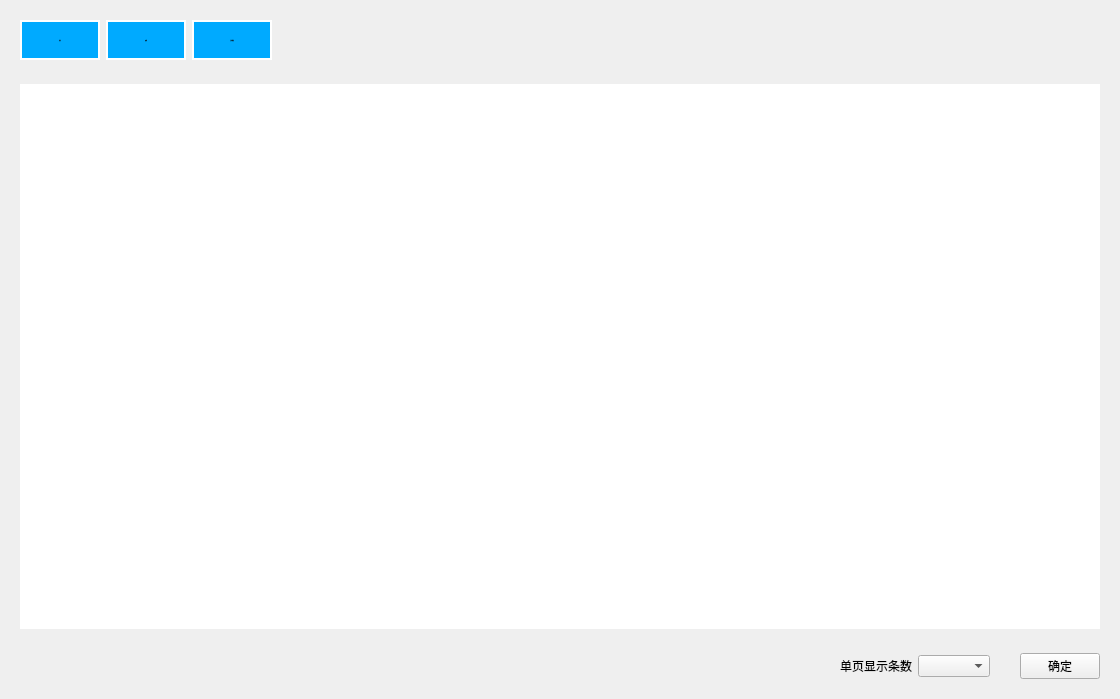
fucked777/znsd, file MDS_DevelopWork/src/UserPlugins/ProductManagementPlugin/ImagerPage.ui: the form before one commit.
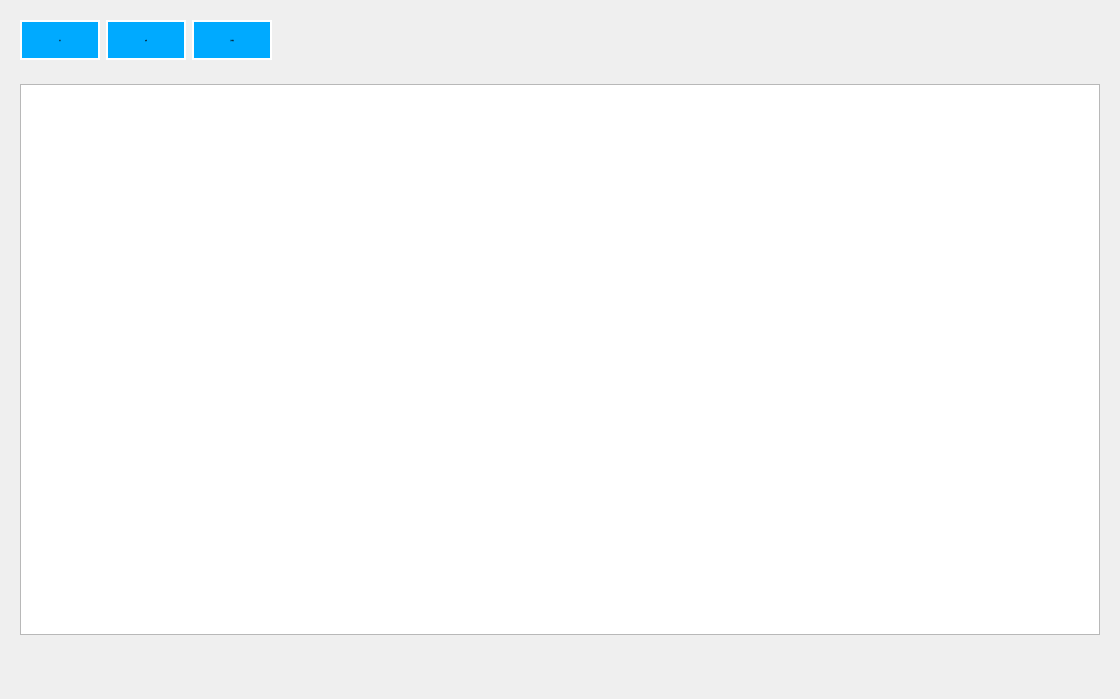
The form after the commit.

The edit to the form file:
```diff
--- a/MDS_DevelopWork/src/UserPlugins/ProductManagementPlugin/ImagerPage.ui
+++ b/MDS_DevelopWork/src/UserPlugins/ProductManagementPlugin/ImagerPage.ui
@@ -210,16 +210,7 @@
      </property>
      <layout class="QGridLayout" name="gridLayout">
       <item row="0" column="0">
-       <widget class="QTableView" name="tableView">
-        <property name="styleSheet">
-         <string notr="true">QTableView {
-border-style:none;
-color:white;
-font: bold 12pt;
-}
-</string>
-        </property>
-       </widget>
+       <widget class="QTableView" name="tableView"/>
       </item>
      </layout>
     </widget>
@@ -246,28 +237,11 @@
         </property>
        </spacer>
       </item>
-      <item>
-       <widget class="QLabel" name="label">
-        <property name="text">
-         <string>单页显示条数</string>
-        </property>
-       </widget>
-      </item>
-      <item>
-       <widget class="QComboBox" name="comboBox"/>
-      </item>
       <item>
        <widget class="QWidget" name="widget" native="true">
         <layout class="QHBoxLayout" name="horizontalLayout"/>
        </widget>
       </item>
-      <item>
-       <widget class="QPushButton" name="okBtn">
-        <property name="text">
-         <string>确定</string>
-        </property>
-       </widget>
-      </item>
      </layout>
     </widget>
    </item>
```
